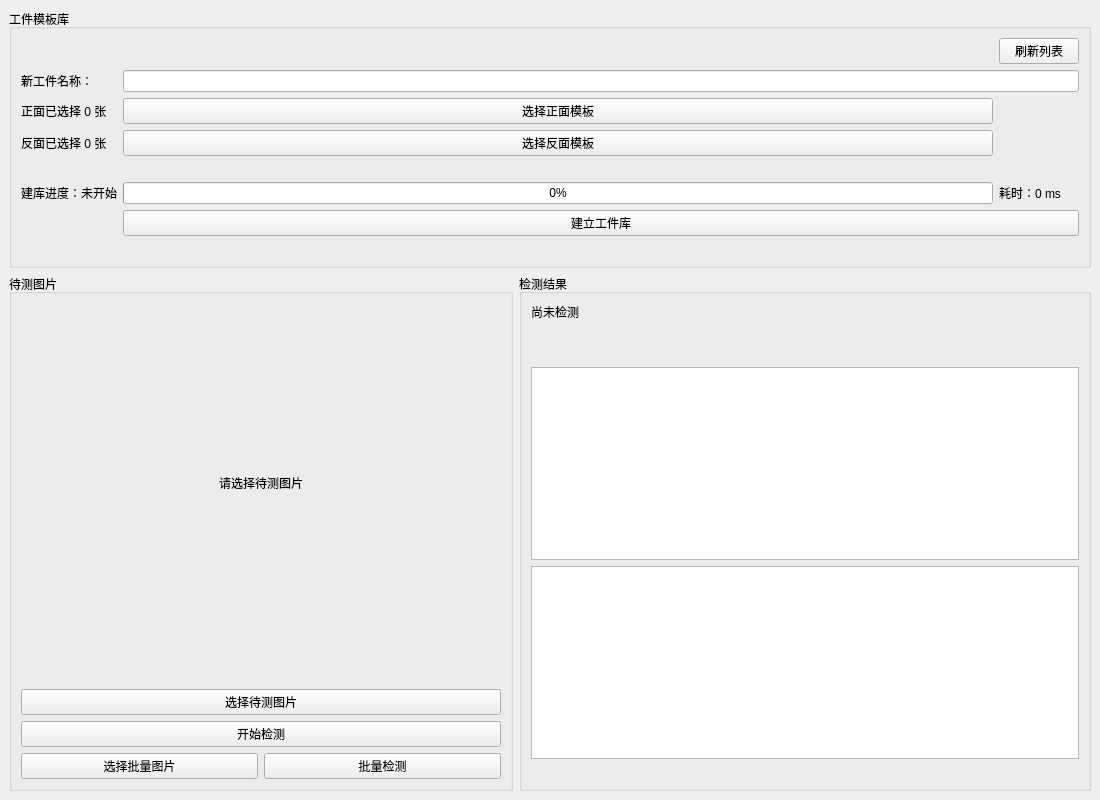
Curry30LHJ/workpiece-orientation, file qt_app/mainwindow.ui: the form before one commit.
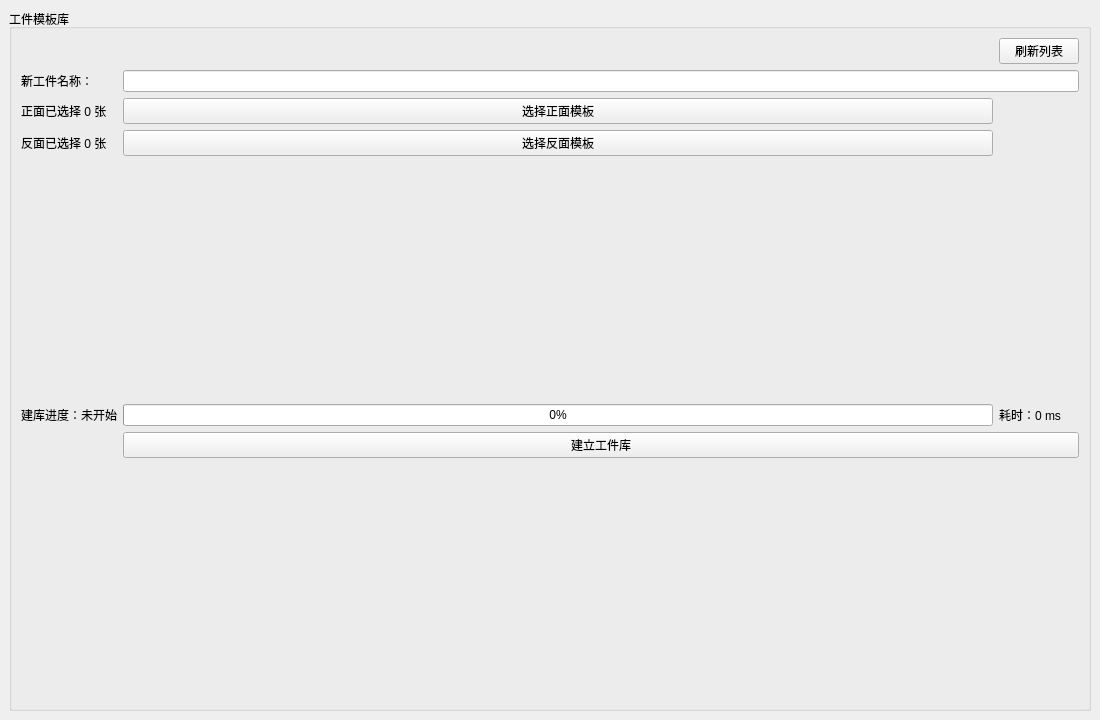
The form after the commit.

Commit message: refactor: extract Qt inspection page

```diff
--- a/qt_app/mainwindow.ui
+++ b/qt_app/mainwindow.ui
@@ -49,40 +49,6 @@
           </layout>
          </widget>
         </item>
-        <item>
-         <layout class="QHBoxLayout" name="inspectionLayout">
-          <item>
-           <widget class="QGroupBox" name="imageGroupBox">
-            <property name="title"><string>待测图片</string></property>
-            <layout class="QVBoxLayout" name="imageLayout">
-             <item><widget class="QLabel" name="imagePreviewLabel"><property name="minimumSize"><size><width>480</width><height>360</height></size></property><property name="alignment"><set>Qt::AlignCenter</set></property><property name="text"><string>请选择待测图片</string></property></widget></item>
-             <item><widget class="QLabel" name="currentImageLabel"><property name="alignment"><set>Qt::AlignCenter</set></property><property name="text"><string/></property></widget></item>
-             <item><widget class="QPushButton" name="chooseImageButton"><property name="text"><string>选择待测图片</string></property></widget></item>
-             <item><widget class="QPushButton" name="predictButton"><property name="text"><string>开始检测</string></property></widget></item>
-             <item>
-              <layout class="QHBoxLayout" name="batchButtonLayout">
-               <item><widget class="QPushButton" name="chooseBatchImagesButton"><property name="text"><string>选择批量图片</string></property></widget></item>
-               <item><widget class="QPushButton" name="batchPredictButton"><property name="text"><string>批量检测</string></property></widget></item>
-              </layout>
-             </item>
-            </layout>
-           </widget>
-          </item>
-          <item>
-           <widget class="QGroupBox" name="resultGroupBox">
-            <property name="title"><string>检测结果</string></property>
-            <layout class="QVBoxLayout" name="resultLayout">
-             <item><widget class="QLabel" name="resultLabel"><property name="text"><string>尚未检测</string></property></widget></item>
-             <item><widget class="QLabel" name="reviewLabel"><property name="styleSheet"><string notr="true">color: #b00020; font-weight: bold;</string></property></widget></item>
-             <item><widget class="QLabel" name="batchSummaryLabel"><property name="text"><string/></property></widget></item>
-             <item><widget class="QTableWidget" name="batchResultsTableWidget"/></item>
-             <item><widget class="QTextEdit" name="evidenceTextEdit"><property name="readOnly"><bool>true</bool></property></widget></item>
-             <item><widget class="QLabel" name="currentResultTargetLabel"><property name="text"><string/></property></widget></item>
-            </layout>
-           </widget>
-          </item>
-         </layout>
-        </item>
        </layout>
       </widget>
       <widget class="QWidget" name="libraryPageHost">
```
The commit also changes 13 other files.
